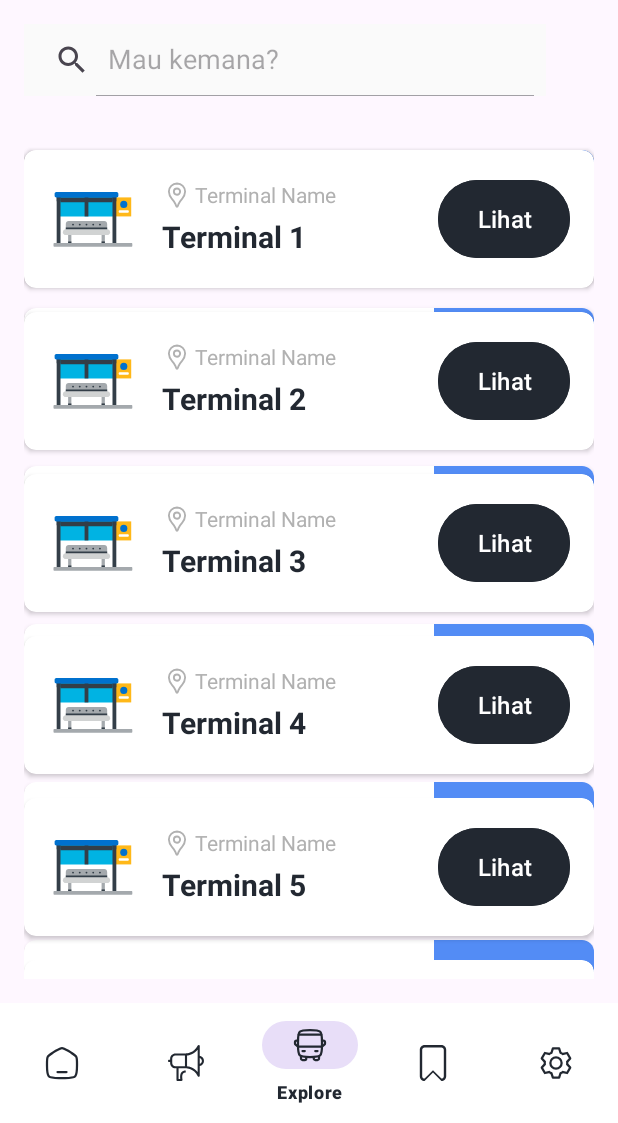
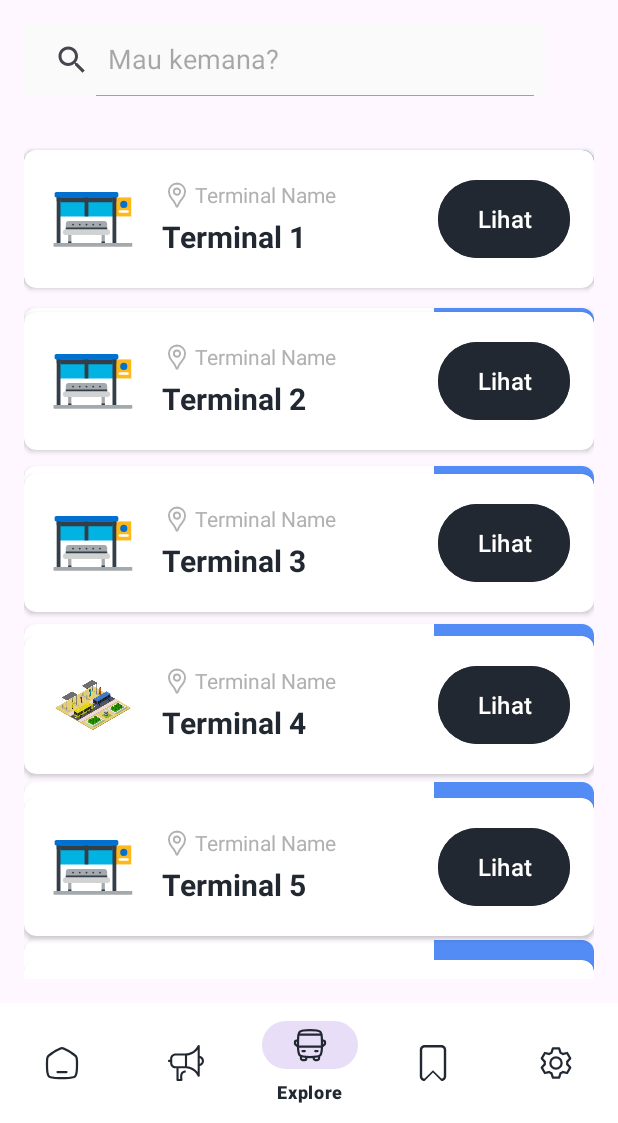
Before and after one commit to neddy1298/RutBis, an Android app: the screen it shows after launch (MainActivity), item 3 of the bottom bar chosen, on a phone screen of 412 x 824 dp, the part 113-1236 px from its top. Run offline under Robolectric (Android 15) with nearby library versions, the phone set to English and light mode, and no system bars.

Commit message:
minor fix

```diff
--- a/app/src/main/java/live/neddyap/rutbis/DataClass.kt
+++ b/app/src/main/java/live/neddyap/rutbis/DataClass.kt
@@ -1,7 +1,7 @@
 package live.neddyap.rutbis
 
-data class BusDataClass(var dataTitle: String)
+data class BusDataClass(var dataImage: Int, var dataTitle: String)
 
-data class TerminalDataClass(var dataTitle: String)
+data class TerminalDataClass(var dataImage: Int, var dataTitle: String)
 
 data class HistoryDataClass(var dataHistoryDate: String, var dataHistoryStart: String, var dataHistoryEnd: String, var dataHistoryTimeStart: String, var dataHistoryTimeEnd: String)
--- a/app/src/main/java/live/neddyap/rutbis/ui/explore/BusAdapterClass.kt
+++ b/app/src/main/java/live/neddyap/rutbis/ui/explore/BusAdapterClass.kt
@@ -3,10 +3,10 @@ package live.neddyap.rutbis.ui.explore
 import android.view.LayoutInflater
 import android.view.View
 import android.view.ViewGroup
+import android.widget.ImageView
 import android.widget.TextView
 import androidx.recyclerview.widget.RecyclerView
 import live.neddyap.rutbis.BusDataClass
-import live.neddyap.rutbis.HistoryDataClass
 import live.neddyap.rutbis.R
 
 class BusAdapterClass(private val dataList: ArrayList<BusDataClass>): RecyclerView.Adapter<BusAdapterClass.ViewHolderClass>() {
@@ -18,7 +18,7 @@ class BusAdapterClass(private val dataList: ArrayList<BusDataClass>): RecyclerVi
 
     override fun onBindViewHolder(holder: ViewHolderClass, position: Int) {
         val currentItem = dataList[position]
-//        holder.rvImage.setBackgroundResource(currentItem.dataImage)
+        holder.rvImage.setBackgroundResource(currentItem.dataImage)
         holder.rvTitle.text = currentItem.dataTitle
     }
     override fun getItemCount(): Int {
@@ -27,7 +27,7 @@ class BusAdapterClass(private val dataList: ArrayList<BusDataClass>): RecyclerVi
 
 
     class ViewHolderClass(itemView: View): RecyclerView.ViewHolder(itemView) {
-//        val rvImage : TextView = itemView.findViewById(R.id.bus_icon)
+        val rvImage : ImageView = itemView.findViewById(R.id.bus_icon)
         val rvTitle : TextView = itemView.findViewById(R.id.bus_text)
 
     }
--- a/app/src/main/java/live/neddyap/rutbis/ui/explore/ExploreFragment.kt
+++ b/app/src/main/java/live/neddyap/rutbis/ui/explore/ExploreFragment.kt
@@ -44,17 +44,32 @@ class ExploreFragment : Fragment() {
         _binding = FragmentExploreBinding.inflate(inflater, container, false)
         val root: View = binding.root
 
+        // Initialize TabHost
+        val tabHost = binding.exploreTabHost
+        tabHost.setup()
+
         headerBinding = HeaderBinding.bind(binding.root)
         val textView: TextView = headerBinding.headerTitle
         viewModel.text.observe(viewLifecycleOwner) {
             textView.text = it
         }
 
-        // Initialize TabHost
-        val tabHost = binding.exploreTabHost
-        tabHost.setup()
 
-        // Create TabSpec for each tab
+//      TODO: Implement ViewPager2
+//
+//        val viewPager = binding.viewPager
+//        val tabLayout = binding.tabLayout
+//
+//        viewPager.adapter = ViewPagerAdapter(this)
+//
+//        TabLayoutMediator(tabLayout, viewPager) { tab, position ->
+//            tab.text = when (position) {
+//                0 -> "Bus"
+//                1 -> "Terminal"
+//                else -> throw IndexOutOfBoundsException()
+//            }
+//        }.attach()
+//
         var spec: TabHost.TabSpec = tabHost.newTabSpec("Tab1")
         spec.setContent(R.id.busTab)
         spec.setIndicator("Bus")
@@ -65,7 +80,7 @@ class ExploreFragment : Fragment() {
         spec.setIndicator("Terminal")
         tabHost.addTab(spec)
 
-//        busImageList = arrayListOf(R.drawable.ic_bus_colored,R.drawable.ic_bus_colored,R.drawable.ic_bus_colored,R.drawable.ic_bus_colored,R.drawable.ic_bus_colored,)
+        busImageList = arrayListOf(R.drawable.ic_bus_colored,R.drawable.ic_bus_colored,R.drawable.ic_bus,R.drawable.ic_bus_colored,R.drawable.ic_bus_colored,R.drawable.ic_bus_colored,)
         busTitleList = arrayListOf("Bus 1", "Bus 2", "Bus 3", "Bus 4", "Bus 5", "Bus 6")
         busRecyclerView = binding.busRecyclerView
         busRecyclerView.layoutManager = LinearLayoutManager(context)
@@ -75,7 +90,7 @@ class ExploreFragment : Fragment() {
 
 
 
-//        terminalImageList = arrayListOf(R.drawable.ic_bus_stop,R.drawable.ic_bus_stop,R.drawable.ic_bus_stop,R.drawable.ic_bus_stop,R.drawable.ic_bus_stop,)
+        terminalImageList = arrayListOf(R.drawable.ic_bus_stop,R.drawable.ic_bus_stop,R.drawable.ic_bus_stop,R.drawable.bus_terminal,R.drawable.ic_bus_stop,R.drawable.ic_bus_stop,)
         terminalTitleList = arrayListOf("Terminal 1", "Terminal 2", "Terminal 3", "Terminal 4", "Terminal 5", "Terminal 6")
         terminalRecyclerView = binding.terminalRecyclerView
         terminalRecyclerView.layoutManager = LinearLayoutManager(context)
@@ -89,7 +104,7 @@ class ExploreFragment : Fragment() {
 
     private fun getBusData(){
         for (i in busTitleList.indices) {
-            val dataClass = BusDataClass(busTitleList[i])
+            val dataClass = BusDataClass(busImageList[i] ,busTitleList[i])
             busDataList.add(dataClass)
         }
         busRecyclerView.adapter = BusAdapterClass(busDataList)
@@ -97,7 +112,7 @@ class ExploreFragment : Fragment() {
 
     private fun getTerminalData(){
         for (i in terminalTitleList.indices) {
-            val dataClass = TerminalDataClass(terminalTitleList[i])
+            val dataClass = TerminalDataClass(terminalImageList[i],terminalTitleList[i])
             terminalDataList.add(dataClass)
         }
         terminalRecyclerView.adapter = TerminalAdapterClass(terminalDataList)
--- a/app/src/main/java/live/neddyap/rutbis/ui/explore/TerminalAdapterClass.kt
+++ b/app/src/main/java/live/neddyap/rutbis/ui/explore/TerminalAdapterClass.kt
@@ -3,6 +3,7 @@ package live.neddyap.rutbis.ui.explore
 import android.view.LayoutInflater
 import android.view.View
 import android.view.ViewGroup
+import android.widget.ImageView
 import android.widget.TextView
 import androidx.recyclerview.widget.RecyclerView
 import live.neddyap.rutbis.R
@@ -17,7 +18,7 @@ class TerminalAdapterClass(private val dataList: ArrayList<TerminalDataClass>):
 
     override fun onBindViewHolder(holder: ViewHolderClass, position: Int) {
         val currentItem = dataList[position]
-//        holder.rvImage.setBackgroundResource(currentItem.dataImage)
+        holder.rvImage.setBackgroundResource(currentItem.dataImage)
         holder.rvTitle.text = currentItem.dataTitle
     }
     override fun getItemCount(): Int {
@@ -26,7 +27,7 @@ class TerminalAdapterClass(private val dataList: ArrayList<TerminalDataClass>):
 
 
     class ViewHolderClass(itemView: View): RecyclerView.ViewHolder(itemView) {
-//        val rvImage : TextView = itemView.findViewById(R.id.terminal_icon)
+        val rvImage : ImageView = itemView.findViewById(R.id.terminal_icon)
         val rvTitle : TextView = itemView.findViewById(R.id.terminal_text)
 
     }
--- a/app/src/main/res/layout/fragment_home.xml
+++ b/app/src/main/res/layout/fragment_home.xml
@@ -39,7 +39,7 @@
             android:textSize="12sp"
             app:drawableStartCompat="@drawable/baseline_directions_bus_24" />
 
-<!--        <include layout="@layout/activity_maps" />-->
+        <include layout="@layout/activity_maps" />
 
     </LinearLayout>
 
--- a/app/src/main/res/layout/item_bus.xml
+++ b/app/src/main/res/layout/item_bus.xml
@@ -17,7 +17,6 @@
             android:layout_width="60dp"
             android:layout_height="60dp"
             android:layout_gravity="center"
-            android:src="@drawable/ic_bus_colored"
             android:importantForAccessibility="no" />
 
         <LinearLayout
--- a/app/src/main/res/layout/item_terminal.xml
+++ b/app/src/main/res/layout/item_terminal.xml
@@ -18,7 +18,7 @@
             android:layout_width="60dp"
             android:layout_height="60dp"
             android:layout_gravity="center"
-            android:src="@drawable/ic_bus_stop" />
+            android:importantForAccessibility="no" />
 
         <LinearLayout
             android:layout_width="0dp"
```
Also changed, not shown: 2 other files.
